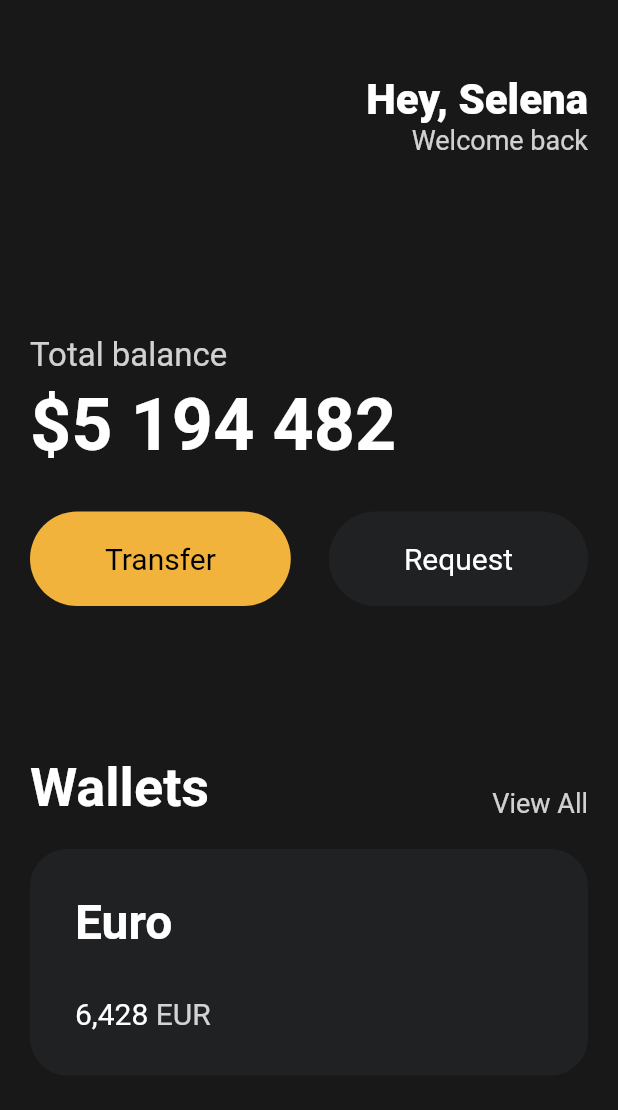
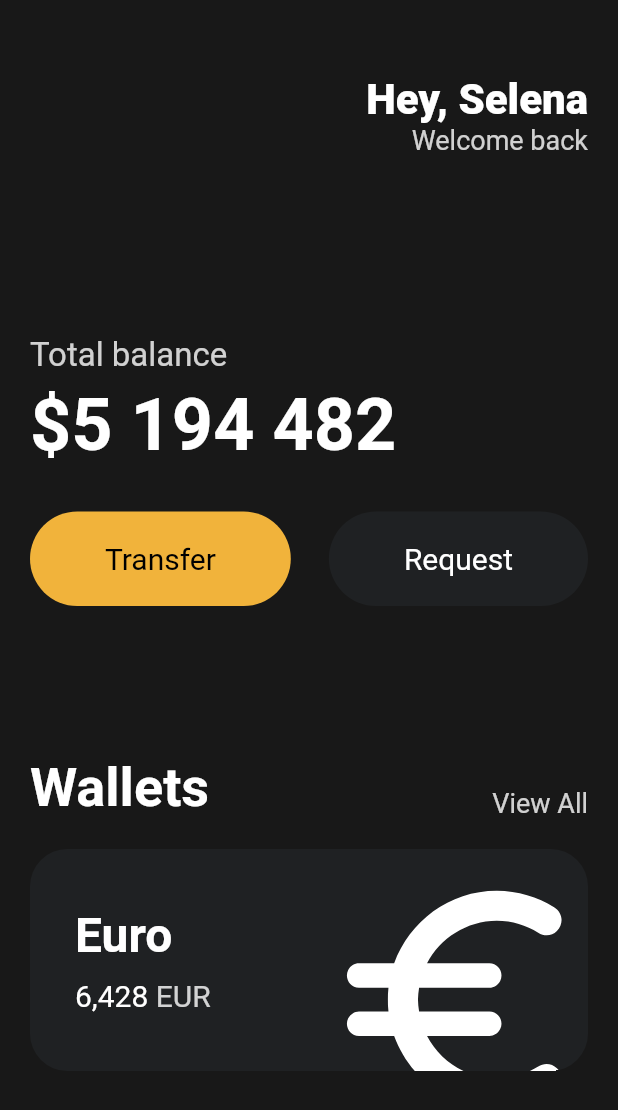
Before and after one commit to ryugibo/nomadcoders-flutter-for-beginners, a Flutter app: the screen it shows after launch, on a phone screen of 412 x 824 dp. Shown: the top 1110 px of the screen. Run offline on Flutter 3.47's test engine with Material 2 defaults, Android fonts, the phone set to English and light mode, and no system bars.

Commit message:
:memo: #3.7 Icons and Transforms

```diff
--- a/toonflix/lib/main.dart
+++ b/toonflix/lib/main.dart
@@ -111,6 +111,7 @@ class App extends StatelessWidget {
                 height: 20,
               ),
               Container(
+                clipBehavior: Clip.hardEdge,
                 decoration: BoxDecoration(
                   color: const Color(0xFF1F2123),
                   borderRadius: BorderRadius.circular(25),
@@ -118,6 +119,7 @@ class App extends StatelessWidget {
                 child: Padding(
                   padding: const EdgeInsets.all(30),
                   child: Row(
+                    mainAxisAlignment: MainAxisAlignment.spaceBetween,
                     children: [
                       Column(
                         crossAxisAlignment: CrossAxisAlignment.start,
@@ -131,7 +133,7 @@ class App extends StatelessWidget {
                             ),
                           ),
                           const SizedBox(
-                            height: 30,
+                            height: 10,
                           ),
                           Row(
                             children: [
@@ -156,6 +158,17 @@ class App extends StatelessWidget {
                           )
                         ],
                       ),
+                      Transform.scale(
+                        scale: 2.2,
+                        child: Transform.translate(
+                          offset: const Offset(-5, 12),
+                          child: const Icon(
+                            Icons.euro_rounded,
+                            color: Colors.white,
+                            size: 88,
+                          ),
+                        ),
+                      ),
                     ],
                   ),
                 ),
```
